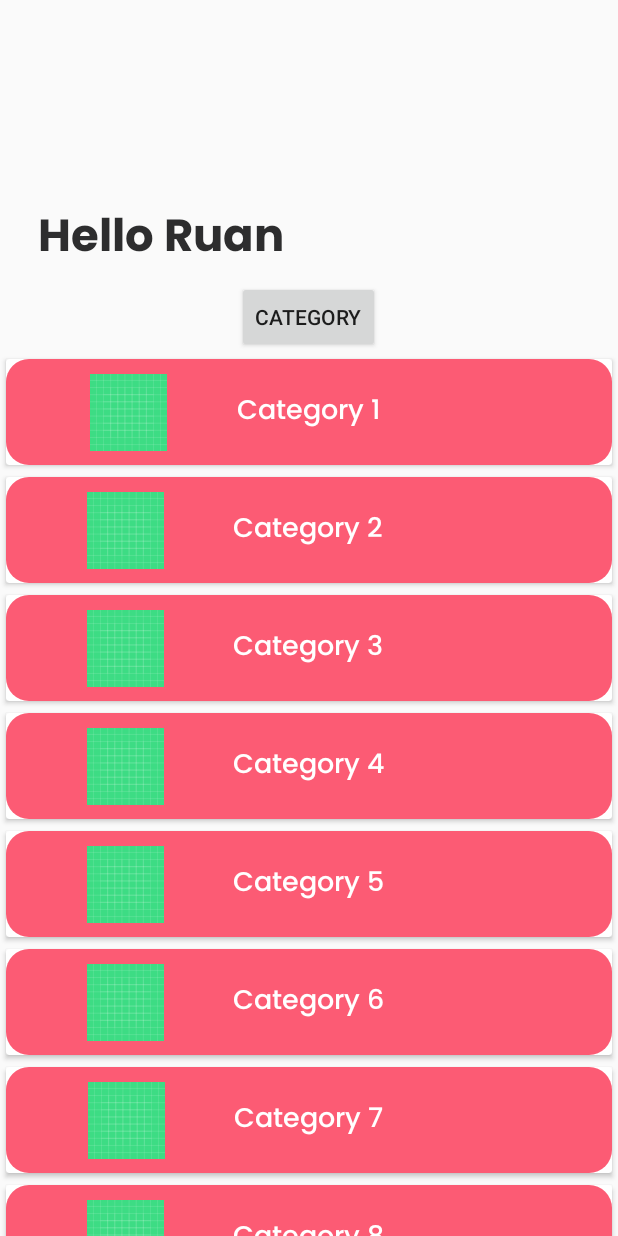
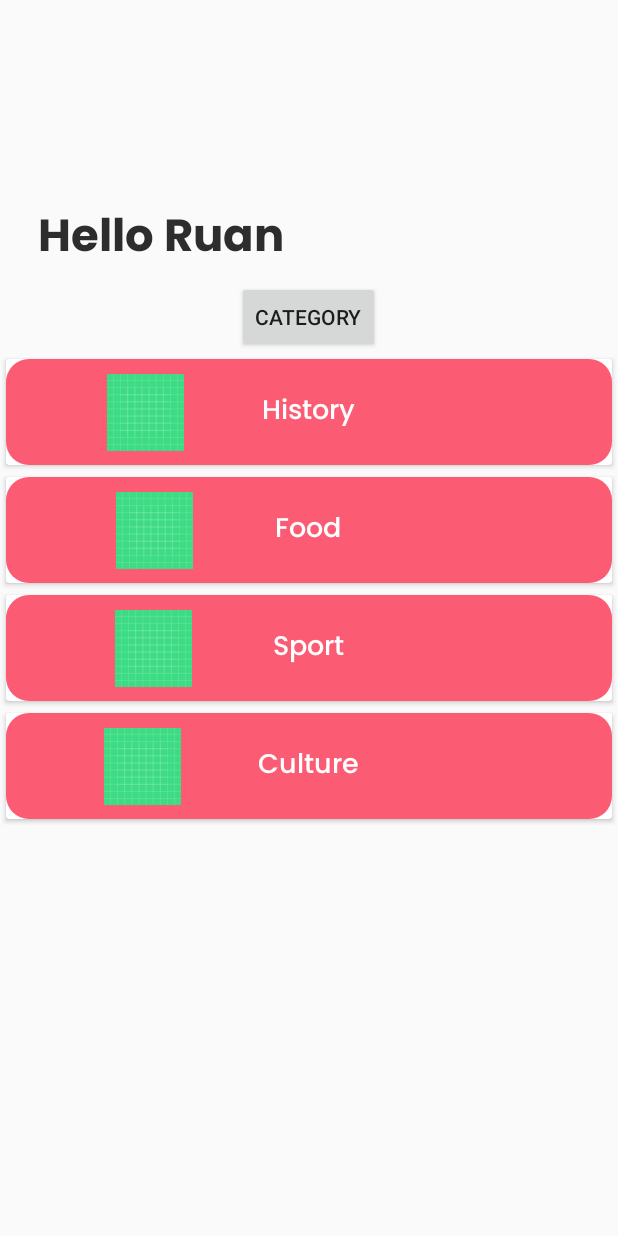
Before and after one commit to CarmenSeesink/WoldWise, an Android app: the HomeFragment screen opened through its navigation route, on a phone screen of 412 x 824 dp. Run offline under Robolectric (Android 15) with nearby library versions, the light colour scheme and no system bars; our stand-ins replace data binding.

Commit message:
Add category list

```diff
--- a/app/src/main/java/com/example/worldwise/GameFragment.kt
+++ b/app/src/main/java/com/example/worldwise/GameFragment.kt
@@ -32,6 +32,10 @@ class GameFragment : Fragment() {
 
         viewModel.score.observe(viewLifecycleOwner, Observer { newScore ->
             binding.score.text = "Score: $newScore"
+        })
+
+        viewModel.currentQuestion.observe(viewLifecycleOwner, Observer { newCurrent ->
+            binding.currentQuestion.text = "QUESTION $newCurrent"
         })
 
         viewModel.question.observe(viewLifecycleOwner, Observer { newQuestion ->
--- a/app/src/main/java/com/example/worldwise/GameViewModel.kt
+++ b/app/src/main/java/com/example/worldwise/GameViewModel.kt
@@ -56,7 +56,28 @@ class GameViewModel : ViewModel() {
         Question("Our Third Question",2, listOf("answerOne", "answerTwo", "answerThree"), "answerOne"),
         Question("Our First Question",3, listOf("answerOne", "answerTwo", "answerThree"), "answerOne"),
         Question("Our Second Question",3, listOf("answerOne", "answerTwo", "answerThree"),"answerOne"),
-        Question("Our Third Question",3, listOf("answerOne", "answerTwo", "answerThree"),"answerOne")
+        Question("Our Third Question",3, listOf("answerOne", "answerTwo", "answerThree"),"answerOne"),
+        Question("Our Second Question",3, listOf("answerOne", "answerTwo", "answerThree"),"answerOne"),
+        Question("Our Third Question",4, listOf("answerOne", "answerTwo", "answerThree"),"answerOne"),
+        Question("Our Second Question",4, listOf("answerOne", "answerTwo", "answerThree"),"answerOne"),
+        Question("Our Third Question",4, listOf("answerOne", "answerTwo", "answerThree"),"answerOne")
+    )
+
+    fun generateDummyList(size: Int): List<CategoryItem>{
+        val list = ArrayList<CategoryItem>()
+        for (i in 1 until size) {
+            val item = CategoryItem(i,"Category $i")
+            list += item
+        }
+
+        return list
+    }
+
+     val categories = listOf(
+        CategoryItem(1,"History"),
+        CategoryItem(2,"Food"),
+        CategoryItem(3,"Sport"),
+        CategoryItem(4,"Culture")
     )
 
 }
--- a/app/src/main/java/com/example/worldwise/HomeFragment.kt
+++ b/app/src/main/java/com/example/worldwise/HomeFragment.kt
@@ -30,21 +30,11 @@ class HomeFragment : Fragment(), OnCategoryItemClickListener {
         binding.categoryButton.setOnClickListener(
             Navigation.createNavigateOnClickListener(R.id.action_homeFragment_to_gameFragment)
         )
-        val categoryList = generateDummyList(10)
-        binding.categoryList.adapter = CategoryAdapter(categoryList, this)
+        val categoryList = viewModel.generateDummyList(5)
+        binding.categoryList.adapter = CategoryAdapter(viewModel.categories, this)
         binding.categoryList.layoutManager = LinearLayoutManager(context)
         binding.categoryList.setHasFixedSize(true)
         return binding.root
-    }
-
-    private fun generateDummyList(size: Int): List<CategoryItem>{
-        val list = ArrayList<CategoryItem>()
-        for (i in 1 until size) {
-            val item = CategoryItem(i,"Category $i")
-            list += item
-        }
-
-        return list
     }
 
     override fun onCategoryClick(category: CategoryItem, position: Int, view: View) {
--- a/app/src/main/res/layout/fragment_game.xml
+++ b/app/src/main/res/layout/fragment_game.xml
@@ -25,7 +25,7 @@
             app:layout_constraintVertical_bias="0.181" />
 
         <TextView
-            android:id="@+id/textView3"
+            android:id="@+id/currentQuestion"
             android:layout_width="wrap_content"
             android:layout_height="wrap_content"
             android:fontFamily="@font/regular"
```
